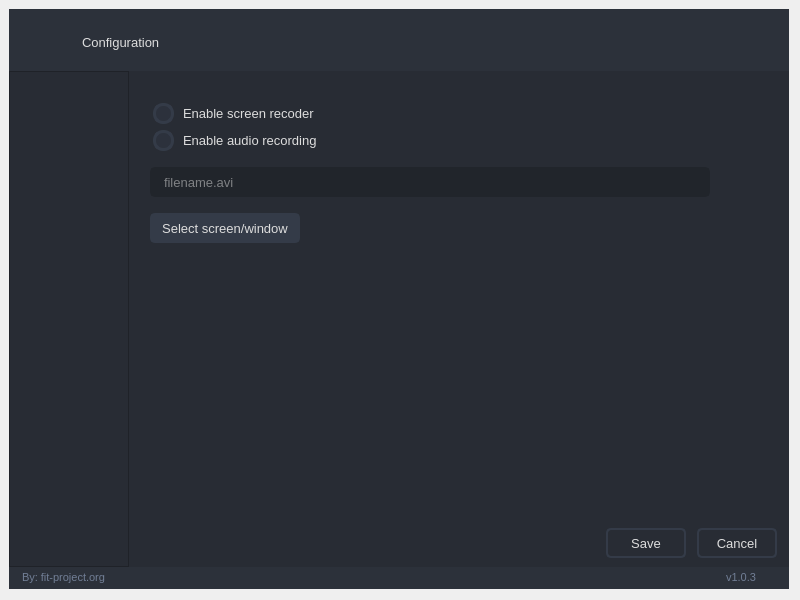
Before: the Qt Designer form ui/configuration/configuration.ui in fit-project/fit, drawn with Qt 5.
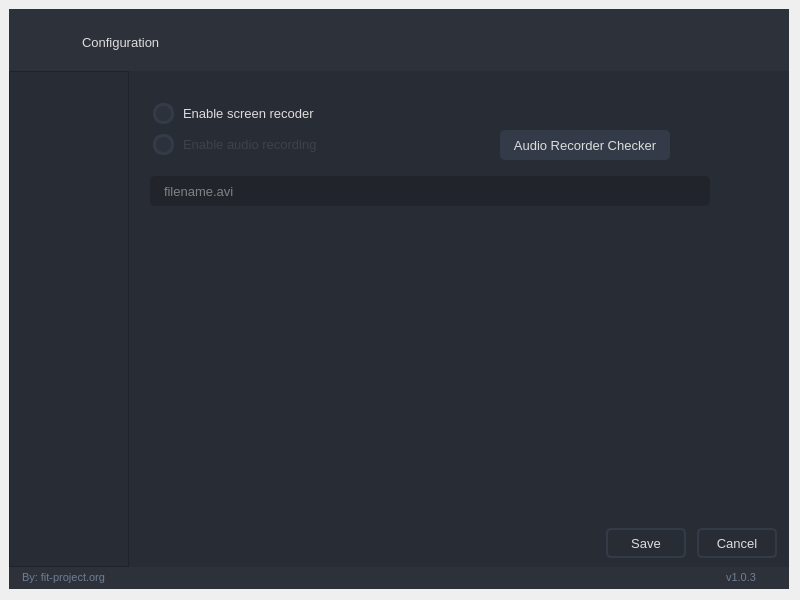
After: the same form once the commit is applied. Icons and pictures are not drawn.

The edit to the form file:
```diff
--- a/ui/configuration/configuration.ui
+++ b/ui/configuration/configuration.ui
@@ -224,6 +224,8 @@
 	background-image: url(:/icons/cil-check-alt.png);
 }
 
+QCheckBox::disabled {color: rgba(255, 255, 255, 10%) }
+
 /* ComboBox */
 QComboBox{
 	background-color: rgb(33, 37, 43);
@@ -2139,11 +2141,71 @@
                             </property>
                             <item>
                              <widget class="QCheckBox" name="enable_audio_recording">
+                              <property name="enabled">
+                               <bool>false</bool>
+                              </property>
                               <property name="text">
                                <string>Enable audio recording</string>
                               </property>
                              </widget>
                             </item>
+                            <item>
+                             <spacer name="horizontalSpacer">
+                              <property name="orientation">
+                               <enum>Qt::Horizontal</enum>
+                              </property>
+                              <property name="sizeType">
+                               <enum>QSizePolicy::Expanding</enum>
+                              </property>
+                              <property name="sizeHint" stdset="0">
+                               <size>
+                                <width>40</width>
+                                <height>5</height>
+                               </size>
+                              </property>
+                             </spacer>
+                            </item>
+                            <item>
+                             <widget class="QPushButton" name="select_screen_window_button">
+                              <property name="enabled">
+                               <bool>true</bool>
+                              </property>
+                              <property name="minimumSize">
+                               <size>
+                                <width>170</width>
+                                <height>30</height>
+                               </size>
+                              </property>
+                              <property name="cursor">
+                               <cursorShape>PointingHandCursor</cursorShape>
+                              </property>
+                              <property name="styleSheet">
+                               <string notr="true">QPushButton {
+	background-color: rgb(52, 59, 72);
+}
+QPushButton::disabled {background-color: rgb(52, 59, 72); color: rgba(255, 255, 255, 10%) }</string>
+                              </property>
+                              <property name="text">
+                               <string>Audio Recorder Checker</string>
+                              </property>
+                             </widget>
+                            </item>
+                            <item>
+                             <spacer name="horizontalSpacer_2">
+                              <property name="orientation">
+                               <enum>Qt::Horizontal</enum>
+                              </property>
+                              <property name="sizeType">
+                               <enum>QSizePolicy::Minimum</enum>
+                              </property>
+                              <property name="sizeHint" stdset="0">
+                               <size>
+                                <width>40</width>
+                                <height>20</height>
+                               </size>
+                              </property>
+                             </spacer>
+                            </item>
                            </layout>
                           </item>
                           <item>
@@ -2195,31 +2257,6 @@
                             <property name="bottomMargin">
                              <number>0</number>
                             </property>
-                            <item>
-                             <widget class="QPushButton" name="select_screen_window_button">
-                              <property name="enabled">
-                               <bool>true</bool>
-                              </property>
-                              <property name="minimumSize">
-                               <size>
-                                <width>150</width>
-                                <height>30</height>
-                               </size>
-                              </property>
-                              <property name="cursor">
-                               <cursorShape>PointingHandCursor</cursorShape>
-                              </property>
-                              <property name="styleSheet">
-                               <string notr="true">QPushButton {
-	background-color: rgb(52, 59, 72);
-}
-QPushButton::disabled {background-color: rgb(52, 59, 72); color: rgba(255, 255, 255, 10%) }</string>
-                              </property>
-                              <property name="text">
-                               <string>Select screen/window</string>
-                              </property>
-                             </widget>
-                            </item>
                             <item>
                              <spacer name="select_screen_window_spacer">
                               <property name="orientation">
```
